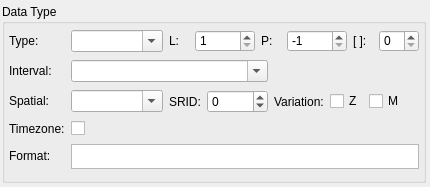
This is libpgmodeler_ui/ui/pgsqltypewidget.ui in pgmodeler/pgmodeler as Qt 5 draws it before an edit. The edited form follows.
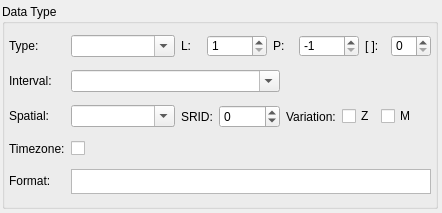
This is the edited form.

Diff of the .ui file:
```diff
--- a/libpgmodeler_ui/ui/pgsqltypewidget.ui
+++ b/libpgmodeler_ui/ui/pgsqltypewidget.ui
@@ -6,8 +6,8 @@
    <rect>
     <x>0</x>
     <y>0</y>
-    <width>430</width>
-    <height>187</height>
+    <width>442</width>
+    <height>213</height>
    </rect>
   </property>
   <property name="sizePolicy">
@@ -18,7 +18,7 @@
   </property>
   <property name="minimumSize">
    <size>
-    <width>430</width>
+    <width>0</width>
     <height>0</height>
    </size>
   </property>
```
